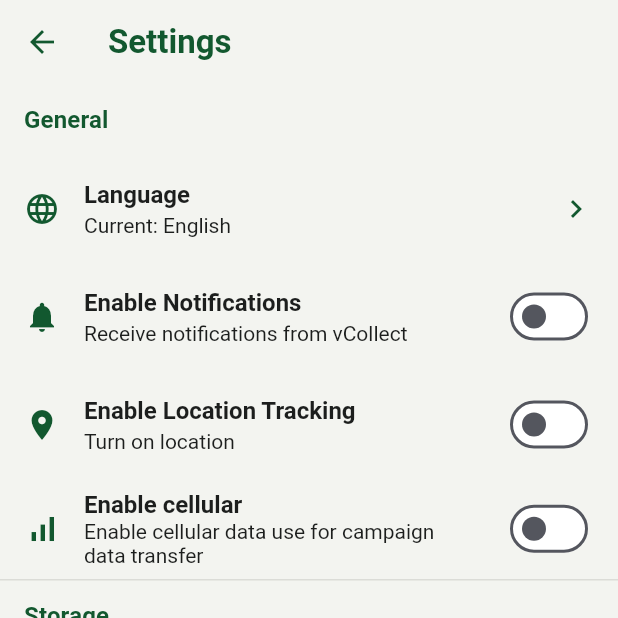
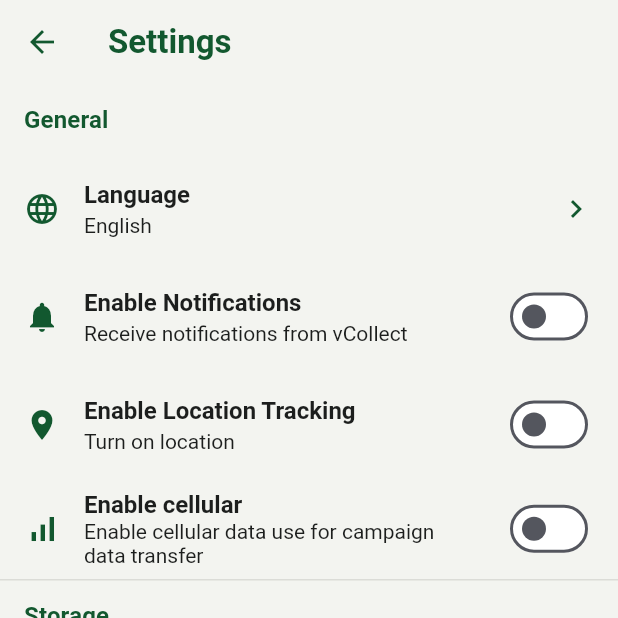
Before and after one commit to VirungaPark/vCollect, a Flutter app: the SettingsScreen screen opened directly, on a phone screen of 412 x 824 dp, the top half of it. Run offline on Flutter 3.47's test engine with Material 3 defaults, Android fonts, the phone set to English and light mode, and no system bars; our stand-ins replace flutter_map, latlong2; missing offline and left inert: flutter_map_mbtiles, geolocator_platform_interface.

Commit message:
Add a comment and remove hardcoded string

```diff
--- a/app/lib/features/settings/settings_screen.dart
+++ b/app/lib/features/settings/settings_screen.dart
@@ -51,7 +51,7 @@ class _SettingsScreenState extends State<SettingsScreen> {
           SettingsSection(title: AppStrings.settingsGeneral, children: [
             ListTile(
               title: const Text(AppStrings.settingsLanguage),
-              subtitle: Text('Current: $_currentLanguage'),
+              subtitle: Text(_currentLanguage),
               leading: const Icon(Icons.language),
               trailing: const Icon(Icons.chevron_right),
               onTap: () => _changeCurrentLanguage(_currentLanguage),
@@ -94,7 +94,7 @@ class _SettingsScreenState extends State<SettingsScreen> {
                 ),
               ),
               leading: const Icon(Icons.storage),
-              trailing: Text('6 of 10 GB'),
+              trailing: Text('6 of 10 GB'), // placeholder string
             ),
             // TODO: implement this page once local storage is implemented
             ListTile(
```
